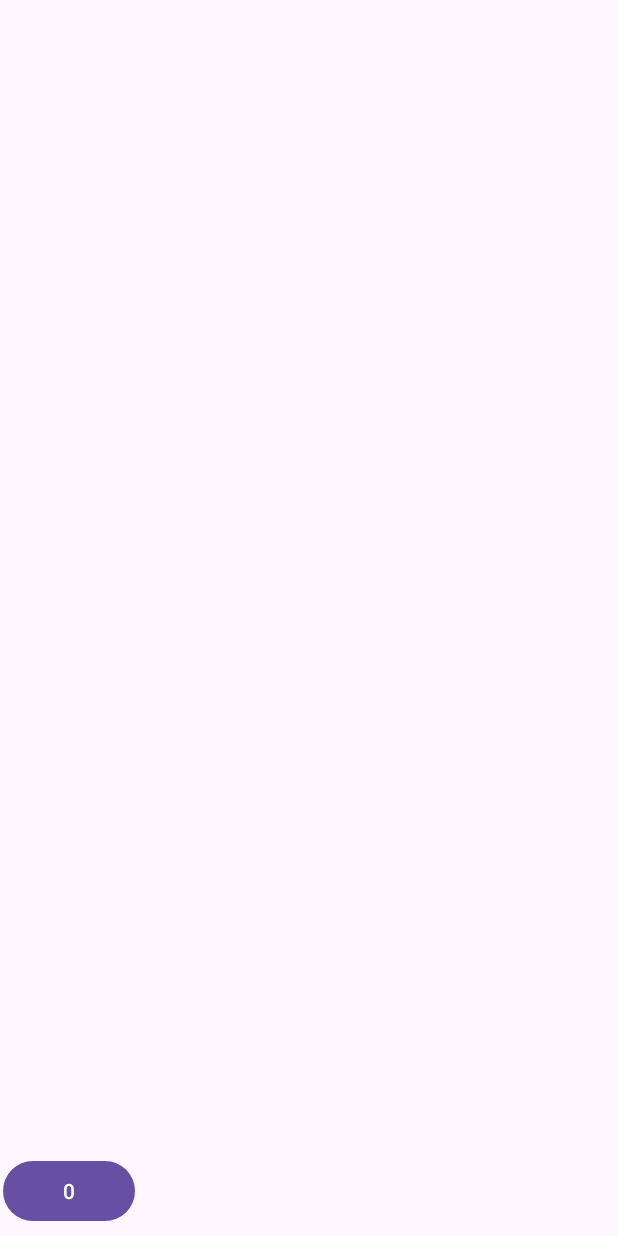
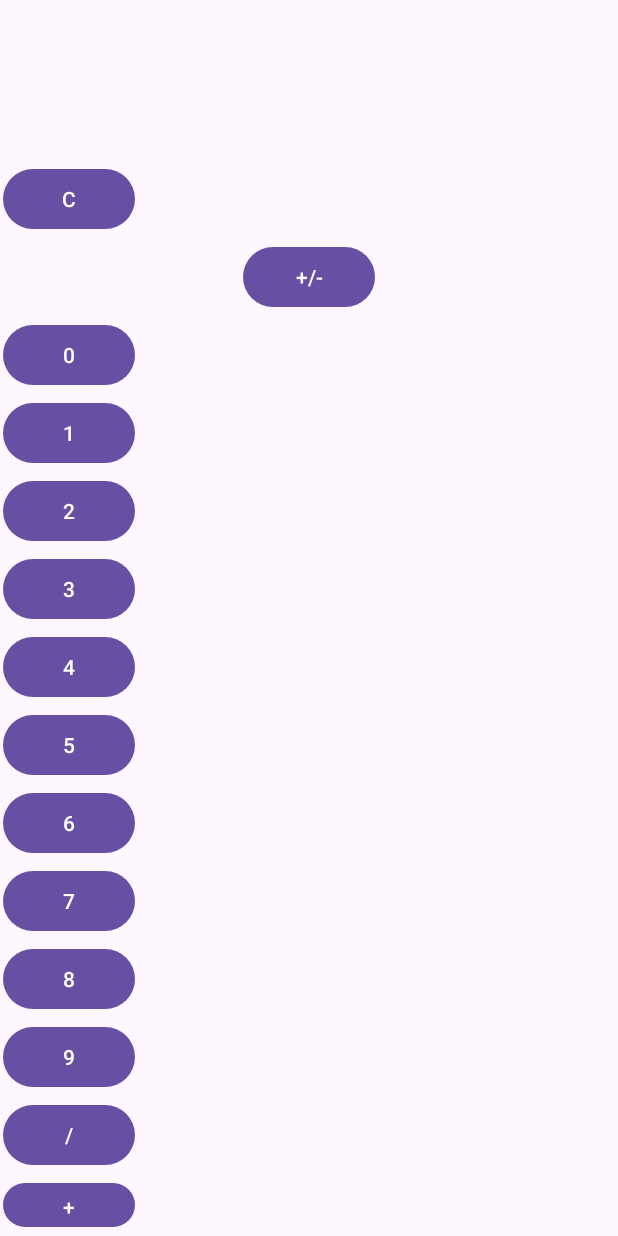
Before and after one commit to jfritz25/Calculator2.0, an Android app: the screen it shows after launch (MainActivity), on a phone screen of 412 x 824 dp. Run offline under Robolectric (Android 15) with nearby library versions, the phone set to English and light mode, and no system bars.

Commit message:
All buttons in

```diff
--- a/app/src/main/res/layout/activity_main.xml
+++ b/app/src/main/res/layout/activity_main.xml
@@ -7,14 +7,164 @@
     tools:context=".MainActivity">
 <LinearLayout
     android:layout_width="match_parent"
-    android:layout_height="match_parent">
+    android:layout_height="match_parent"
+    android:orientation="vertical">
+    <TextView
+        android:layout_width="match_parent"
+        android:layout_height="wrap_content"
+        android:layout_gravity="top"
+        android:textAlignment="textEnd"
+        android:textSize="80sp"
+        android:textStyle="bold"
+        >
+
+    </TextView>
     <Button
-        android:id="@+id/button1"
+        android:id="@+id/buttonC"
+        android:layout_width="wrap_content"
+        android:layout_height="wrap_content"
+        android:text="C"
+        android:layout_margin="2dp"
+        android:layout_gravity="top"
+        />
+
+    <Button
+        android:id="@+id/buttonNegate"
+        android:layout_width="wrap_content"
+        android:layout_height="wrap_content"
+        android:layout_gravity="center"
+        android:layout_margin="2dp"
+        android:text="+/-" />
+
+    <Button
+        android:id="@+id/button0"
         android:layout_width="wrap_content"
         android:layout_height="wrap_content"
         android:text="0"
         android:layout_margin="2dp"
         android:layout_gravity="bottom"
  />
+    <Button
+        android:id="@+id/button1"
+        android:layout_width="wrap_content"
+        android:layout_height="wrap_content"
+        android:text="1"
+        android:layout_margin="2dp"
+        android:layout_gravity="bottom"
+        />
+    <Button
+        android:id="@+id/button2"
+        android:layout_width="wrap_content"
+        android:layout_height="wrap_content"
+        android:text="2"
+        android:layout_margin="2dp"
+        android:layout_gravity="bottom"
+        />
+    <Button
+        android:id="@+id/button3"
+        android:layout_width="wrap_content"
+        android:layout_height="wrap_content"
+        android:text="3"
+        android:layout_margin="2dp"
+        android:layout_gravity="bottom"
+        />
+    <Button
+        android:id="@+id/button4"
+        android:layout_width="wrap_content"
+        android:layout_height="wrap_content"
+        android:text="4"
+        android:layout_margin="2dp"
+        android:layout_gravity="bottom"
+        />
+    <Button
+        android:id="@+id/button5"
+        android:layout_width="wrap_content"
+        android:layout_height="wrap_content"
+        android:text="5"
+        android:layout_margin="2dp"
+        android:layout_gravity="bottom"
+        />
+    <Button
+        android:id="@+id/button6"
+        android:layout_width="wrap_content"
+        android:layout_height="wrap_content"
+        android:text="6"
+        android:layout_margin="2dp"
+        android:layout_gravity="bottom"
+        />
+    <Button
+        android:id="@+id/button7"
+        android:layout_width="wrap_content"
+        android:layout_height="wrap_content"
+        android:text="7"
+        android:layout_margin="2dp"
+        android:layout_gravity="bottom"
+        />
+    <Button
+        android:id="@+id/button8"
+        android:layout_width="wrap_content"
+        android:layout_height="wrap_content"
+        android:text="8"
+        android:layout_margin="2dp"
+        android:layout_gravity="bottom"
+        />
+    <Button
+        android:id="@+id/button9"
+        android:layout_width="wrap_content"
+        android:layout_height="wrap_content"
+        android:text="9"
+        android:layout_margin="2dp"
+        android:layout_gravity="bottom"
+        />
+
+
+    <Button
+        android:id="@+id/buttonDivide"
+        android:layout_width="wrap_content"
+        android:layout_height="wrap_content"
+        android:text="/"
+        android:layout_margin="2dp"
+        android:layout_gravity="bottom"
+        />
+    <Button
+        android:id="@+id/buttonAdd"
+        android:layout_width="wrap_content"
+        android:layout_height="wrap_content"
+        android:text="+"
+        android:layout_margin="2dp"
+        android:layout_gravity="bottom"
+        />
+    <Button
+        android:id="@+id/buttonSubtract"
+        android:layout_width="wrap_content"
+        android:layout_height="wrap_content"
+        android:text="-"
+        android:layout_margin="2dp"
+        android:layout_gravity="bottom"
+        />
+    <Button
+        android:id="@+id/buttonMultiply"
+        android:layout_width="wrap_content"
+        android:layout_height="wrap_content"
+        android:text="X"
+        android:layout_margin="2dp"
+        android:layout_gravity="bottom"
+        />
+    <Button
+        android:id="@+id/buttonEquals"
+        android:layout_width="wrap_content"
+        android:layout_height="wrap_content"
+        android:text="="
+        android:layout_margin="2dp"
+        android:layout_gravity="bottom"
+        />
+    <Button
+        android:id="@+id/buttonDecimal"
+        android:layout_width="wrap_content"
+        android:layout_height="wrap_content"
+        android:text="."
+        android:layout_margin="2dp"
+        android:layout_gravity="bottom"
+        />
 </LinearLayout>
 </androidx.constraintlayout.widget.ConstraintLayout>
--- a/app/src/main/res/values/strings.xml
+++ b/app/src/main/res/values/strings.xml
@@ -1,3 +1,4 @@
 <resources>
-    <string name="app_name">Calculator</string>
+    <string name ="app_name">Calculator</string>
+    <string name = "button1">0</string>
 </resources>
```
